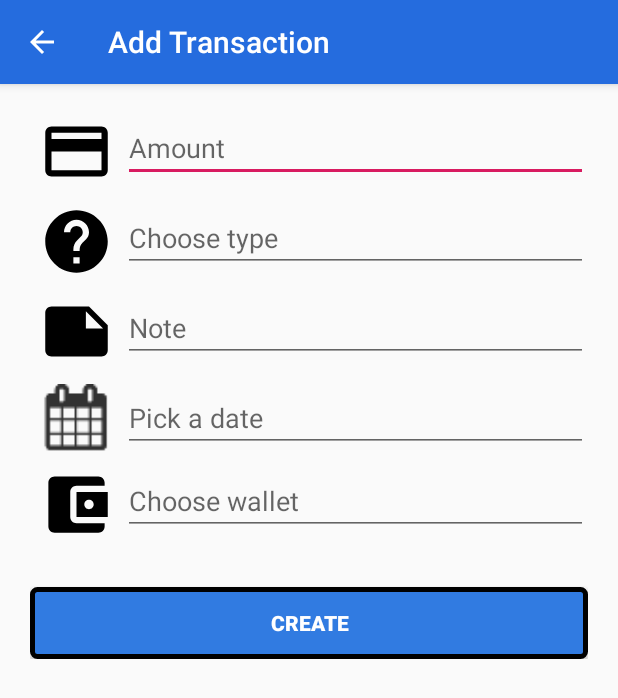
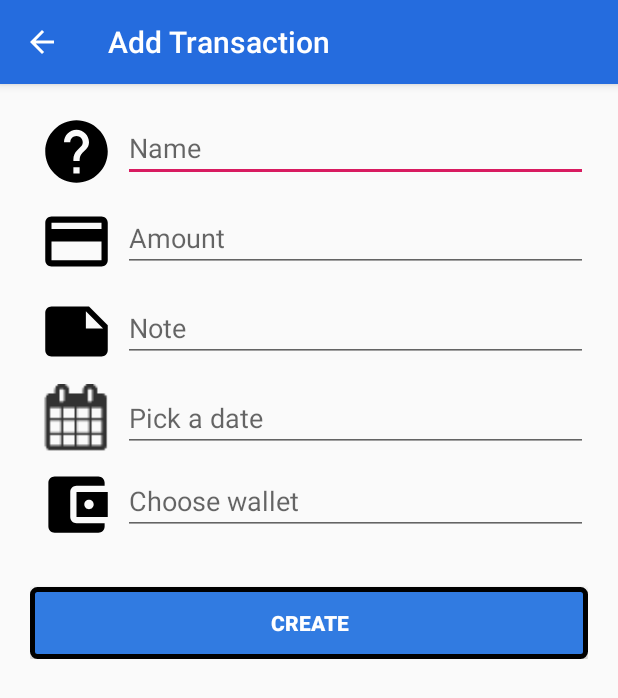
Before and after one commit to HuynhHongAn/MoneyLover2018, an Android app: the TransactionCreateActivity screen opened directly, with no data from a screen before it, on a phone screen of 412 x 824 dp. Shown: the top 698 px of the screen. Run offline under Robolectric (Android 15) with nearby library versions, the light colour scheme and no system bars; our stand-ins replace Firebase (no records; nobody signed in at launch, a user with empty details on screens opened directly).

Commit message:
fix some bugs in transaction listing

```diff
--- a/app/src/main/java/com/nmcnpm/nhom10/moneylover/TransactionCreateActivity.java
+++ b/app/src/main/java/com/nmcnpm/nhom10/moneylover/TransactionCreateActivity.java
@@ -3,15 +3,8 @@ package com.nmcnpm.nhom10.moneylover;
 import android.content.Intent;
 import android.os.Bundle;
 import android.support.annotation.NonNull;
-import android.support.design.widget.FloatingActionButton;
-import android.support.design.widget.NavigationView;
-import android.support.design.widget.Snackbar;
-import android.support.v4.view.GravityCompat;
-import android.support.v4.widget.DrawerLayout;
 import android.support.v7.app.AppCompatActivity;
-import android.support.v7.widget.Toolbar;
 import android.util.Log;
-import android.view.MenuItem;
 import android.view.View;
 import android.widget.Button;
 import android.widget.EditText;
@@ -27,7 +20,7 @@ import java.util.Map;
 public class TransactionCreateActivity extends AppCompatActivity {
 
     private static final String TAG = "TransactionCreateActivity";
-    EditText etType, etNote, etDate, etWallet, etAmount;
+    EditText etName, etNote, etDate, etWallet, etAmount;
 
     FirebaseFirestore db;
 
@@ -49,12 +42,12 @@ public class TransactionCreateActivity extends AppCompatActivity {
             @Override
             public void onClick(View view) {
                 Float amount = Float.valueOf(etAmount.getText().toString());
-                String type = etType.getText().toString();
+                String name = etName.getText().toString();
                 String note = etNote.getText().toString();
                 String date = etDate.getText().toString();
                 String wallet = etWallet.getText().toString();
 
-                createTransaction(amount, type, note, date, wallet);
+                createTransaction(amount, name, note, date, wallet);
             }
         });
 
@@ -66,11 +59,11 @@ public class TransactionCreateActivity extends AppCompatActivity {
         return true;
     }
 
-    public void createTransaction(Float amount, String type, String note, String date, String wallet){
+    public void createTransaction(Float amount, String name, String note, String date, String wallet){
 
         Map<String, Object> transaction = new HashMap<>();
         transaction.put("amount", amount);
-        transaction.put("type", type);
+        transaction.put("name", name);
         transaction.put("note", note);
         transaction.put("date", date);
         transaction.put("wallet", wallet);
@@ -99,7 +92,7 @@ public class TransactionCreateActivity extends AppCompatActivity {
     public void init(){
         db = FirebaseFirestore.getInstance();
 
-        etType = findViewById(R.id.etType);
+        etName = findViewById(R.id.etName);
         etNote = findViewById(R.id.etNote);
         etDate = findViewById(R.id.etDate);
         etAmount = findViewById(R.id.etAmount);
--- a/app/src/main/res/layout/activity_transaction_create.xml
+++ b/app/src/main/res/layout/activity_transaction_create.xml
@@ -38,16 +38,15 @@
                         android:layout_width="0dp"
                         android:layout_height="wrap_content"
                         android:layout_weight="2"
-                        android:src="@drawable/ic_payment_black_24dp"
+                        android:src="@drawable/ic_help_black_24dp"
                         android:scaleType="fitCenter"
                         android:minHeight="50dp"/>
                     <EditText
-                        android:id="@+id/etAmount"
+                        android:id="@+id/etName"
                         android:layout_width="0dp"
                         android:layout_height="wrap_content"
                         android:layout_weight="10"
-                        android:inputType="numberDecimal|numberSigned"
-                        android:hint="Amount"/>
+                        android:hint="Name"/>
 
                 </LinearLayout>
 
@@ -61,15 +60,16 @@
                         android:layout_width="0dp"
                         android:layout_height="wrap_content"
                         android:layout_weight="2"
-                        android:src="@drawable/ic_help_black_24dp"
+                        android:src="@drawable/ic_payment_black_24dp"
                         android:scaleType="fitCenter"
                         android:minHeight="50dp"/>
                     <EditText
-                        android:id="@+id/etType"
+                        android:id="@+id/etAmount"
                         android:layout_width="0dp"
                         android:layout_height="wrap_content"
                         android:layout_weight="10"
-                        android:hint="Choose type"/>
+                        android:inputType="numberDecimal|numberSigned"
+                        android:hint="Amount"/>
 
                 </LinearLayout>
 
--- a/app/src/main/res/layout/content_transactions.xml
+++ b/app/src/main/res/layout/content_transactions.xml
@@ -8,6 +8,7 @@
     app:layout_behavior="@string/appbar_scrolling_view_behavior"
     tools:context=".TransactionsActivity"
     tools:showIn="@layout/app_bar_transactions">
+
 
     <LinearLayout
         android:layout_width="match_parent"
@@ -126,10 +127,13 @@
     </LinearLayout>
 
 
+
     <RelativeLayout xmlns:android="http://schemas.android.com/apk/res/android"
         xmlns:tools="http://schemas.android.com/tools"
         android:layout_width="match_parent"
         android:layout_height="match_parent">
+
+        <include layout="@layout/progress_bar"/>
 
         <ListView
             android:id="@+id/lvTransaction"
```
Also changed, not shown: app/src/main/java/com/nmcnpm/nhom10/moneylover/TransactionsActivity.java (+6 -6 lines), app/src/main/res/layout/progress_bar.xml (added, +22 -0 lines), app/src/main/res/layout/transaction_row.xml (+8 -6 lines).
